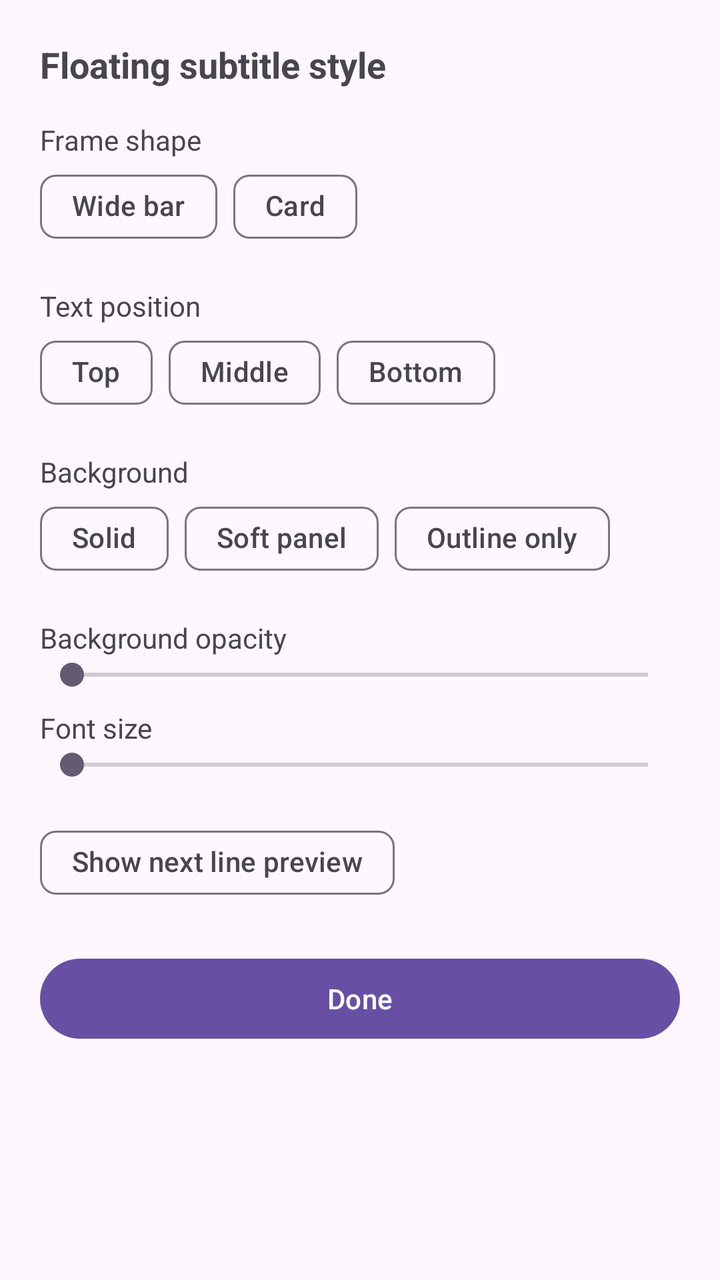
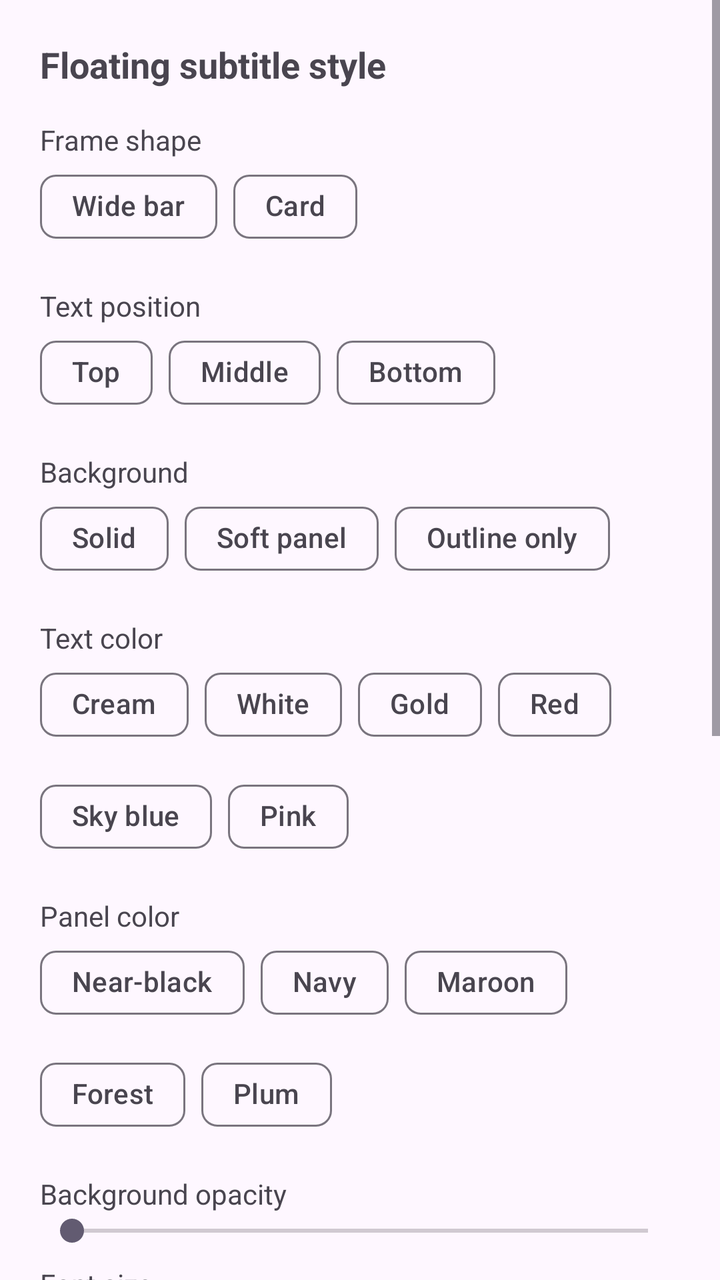

Compare the two renders of this Android layout. The source of the first and the diff that turns it into the second are given below.
<!-- AndroidManifest.xml: application theme Theme.SubtitleCompanion -->
<!-- res/layout/sheet_settings.xml -->
<?xml version="1.0" encoding="utf-8"?>
<LinearLayout xmlns:android="http://schemas.android.com/apk/res/android"
    xmlns:app="http://schemas.android.com/apk/res-auto"
    android:layout_width="match_parent"
    android:layout_height="wrap_content"
    android:orientation="vertical"
    android:padding="20dp">

    <TextView
        android:layout_width="wrap_content"
        android:layout_height="wrap_content"
        android:text="Floating subtitle style"
        android:textSize="18sp"
        android:textStyle="bold" />

    <TextView
        android:layout_width="wrap_content"
        android:layout_height="wrap_content"
        android:layout_marginTop="16dp"
        android:text="Frame shape" />

    <com.google.android.material.chip.ChipGroup
        android:id="@+id/shapeGroup"
        android:layout_width="wrap_content"
        android:layout_height="wrap_content"
        app:singleSelection="true">

        <com.google.android.material.chip.Chip
            android:id="@+id/shapeBar"
            style="@style/Widget.Material3.Chip.Filter"
            android:layout_width="wrap_content"
            android:layout_height="wrap_content"
            android:tag="bar"
            android:text="Wide bar" />

        <com.google.android.material.chip.Chip
            android:id="@+id/shapeCard"
            style="@style/Widget.Material3.Chip.Filter"
            android:layout_width="wrap_content"
            android:layout_height="wrap_content"
            android:tag="card"
            android:text="Card" />
    </com.google.android.material.chip.ChipGroup>

    <TextView
        android:layout_width="wrap_content"
        android:layout_height="wrap_content"
        android:layout_marginTop="16dp"
        android:text="Text position" />

    <com.google.android.material.chip.ChipGroup
        android:id="@+id/posGroup"
        android:layout_width="wrap_content"
        android:layout_height="wrap_content"
        app:singleSelection="true">

        <com.google.android.material.chip.Chip
            android:id="@+id/posTop"
            style="@style/Widget.Material3.Chip.Filter"
            android:layout_width="wrap_content"
            android:layout_height="wrap_content"
            android:tag="top"
            android:text="Top" />

        <com.google.android.material.chip.Chip
            android:id="@+id/posMiddle"
            style="@style/Widget.Material3.Chip.Filter"
            android:layout_width="wrap_content"
            android:layout_height="wrap_content"
            android:tag="middle"
            android:text="Middle" />

        <com.google.android.material.chip.Chip
            android:id="@+id/posBottom"
            style="@style/Widget.Material3.Chip.Filter"
            android:layout_width="wrap_content"
            android:layout_height="wrap_content"
            android:tag="bottom"
            android:text="Bottom" />
    </com.google.android.material.chip.ChipGroup>

    <TextView
        android:layout_width="wrap_content"
        android:layout_height="wrap_content"
        android:layout_marginTop="16dp"
        android:text="Background" />

    <com.google.android.material.chip.ChipGroup
        android:id="@+id/bgGroup"
        android:layout_width="wrap_content"
        android:layout_height="wrap_content"
        app:singleSelection="true">

        <com.google.android.material.chip.Chip
            android:id="@+id/bgSolid"
            style="@style/Widget.Material3.Chip.Filter"
            android:layout_width="wrap_content"
            android:layout_height="wrap_content"
            android:tag="solid"
            android:text="Solid" />

        <com.google.android.material.chip.Chip
            android:id="@+id/bgSoft"
            style="@style/Widget.Material3.Chip.Filter"
            android:layout_width="wrap_content"
            android:layout_height="wrap_content"
            android:tag="soft"
            android:text="Soft panel" />

        <com.google.android.material.chip.Chip
            android:id="@+id/bgOutline"
            style="@style/Widget.Material3.Chip.Filter"
            android:layout_width="wrap_content"
            android:layout_height="wrap_content"
            android:tag="outline"
            android:text="Outline only" />
    </com.google.android.material.chip.ChipGroup>

    <TextView
        android:layout_width="wrap_content"
        android:layout_height="wrap_content"
        android:layout_marginTop="16dp"
        android:text="Background opacity" />

    <SeekBar
        android:id="@+id/opacitySeek"
        android:layout_width="match_parent"
        android:layout_height="wrap_content"
        android:max="100" />

    <TextView
        android:layout_width="wrap_content"
        android:layout_height="wrap_content"
        android:layout_marginTop="8dp"
        android:text="Font size" />

    <SeekBar
        android:id="@+id/fontSeek"
        android:layout_width="match_parent"
        android:layout_height="wrap_content"
        android:max="60" />

    <com.google.android.material.chip.Chip
        android:id="@+id/nextToggle"
        style="@style/Widget.Material3.Chip.Filter"
        android:layout_width="wrap_content"
        android:layout_height="wrap_content"
        android:layout_marginTop="16dp"
        android:checkable="true"
        android:text="Show next line preview" />

    <com.google.android.material.button.MaterialButton
        android:id="@+id/closeSheet"
        android:layout_width="match_parent"
        android:layout_height="wrap_content"
        android:layout_marginTop="20dp"
        android:text="Done" />

</LinearLayout>
<!-- resources referenced by this layout -->
<resources>
  <style name="Theme.SubtitleCompanion" parent="Theme.Material3.DayNight.NoActionBar" />
</resources>

<!-- the commit's change to res/layout/sheet_settings.xml (unified diff, before → after) -->
@@ -1,6 +1,10 @@
 <?xml version="1.0" encoding="utf-8"?>
-<LinearLayout xmlns:android="http://schemas.android.com/apk/res/android"
+<ScrollView xmlns:android="http://schemas.android.com/apk/res/android"
     xmlns:app="http://schemas.android.com/apk/res-auto"
+    android:layout_width="match_parent"
+    android:layout_height="match_parent">
+
+<LinearLayout
     android:layout_width="match_parent"
     android:layout_height="wrap_content"
     android:orientation="vertical"
@@ -120,6 +124,120 @@
         android:layout_width="wrap_content"
         android:layout_height="wrap_content"
         android:layout_marginTop="16dp"
+        android:text="Text color" />
+
+    <com.google.android.material.chip.ChipGroup
+        android:id="@+id/textColorGroup"
+        android:layout_width="wrap_content"
+        android:layout_height="wrap_content"
+        app:singleSelection="true">
+
+        <com.google.android.material.chip.Chip
+            android:id="@+id/tcCream"
+            style="@style/Widget.Material3.Chip.Filter"
+            android:layout_width="wrap_content"
+            android:layout_height="wrap_content"
+            android:tag="#F2EDE2"
+            android:text="Cream" />
+
+        <com.google.android.material.chip.Chip
+            android:id="@+id/tcWhite"
+            style="@style/Widget.Material3.Chip.Filter"
+            android:layout_width="wrap_content"
+            android:layout_height="wrap_content"
+            android:tag="#FFFFFF"
+            android:text="White" />
+
+        <com.google.android.material.chip.Chip
+            android:id="@+id/tcGold"
+            style="@style/Widget.Material3.Chip.Filter"
+            android:layout_width="wrap_content"
+            android:layout_height="wrap_content"
+            android:tag="#D4A24C"
+            android:text="Gold" />
+
+        <com.google.android.material.chip.Chip
+            android:id="@+id/tcRed"
+            style="@style/Widget.Material3.Chip.Filter"
+            android:layout_width="wrap_content"
+            android:layout_height="wrap_content"
+            android:tag="#E4574C"
+            android:text="Red" />
+
+        <com.google.android.material.chip.Chip
+            android:id="@+id/tcSky"
+            style="@style/Widget.Material3.Chip.Filter"
+            android:layout_width="wrap_content"
+            android:layout_height="wrap_content"
+            android:tag="#7EC8E3"
+            android:text="Sky blue" />
+
+        <com.google.android.material.chip.Chip
+            android:id="@+id/tcPink"
+            style="@style/Widget.Material3.Chip.Filter"
+            android:layout_width="wrap_content"
+            android:layout_height="wrap_content"
+            android:tag="#E39BC0"
+            android:text="Pink" />
+    </com.google.android.material.chip.ChipGroup>
+
+    <TextView
+        android:layout_width="wrap_content"
+        android:layout_height="wrap_content"
+        android:layout_marginTop="16dp"
+        android:text="Panel color" />
+
+    <com.google.android.material.chip.ChipGroup
+        android:id="@+id/panelColorGroup"
+        android:layout_width="wrap_content"
+        android:layout_height="wrap_content"
+        app:singleSelection="true">
+
+        <com.google.android.material.chip.Chip
+            android:id="@+id/pcBlack"
+            style="@style/Widget.Material3.Chip.Filter"
+            android:layout_width="wrap_content"
+            android:layout_height="wrap_content"
+            android:tag="#0B0E13"
+            android:text="Near-black" />
+
+        <com.google.android.material.chip.Chip
+            android:id="@+id/pcNavy"
+            style="@style/Widget.Material3.Chip.Filter"
+            android:layout_width="wrap_content"
+            android:layout_height="wrap_content"
+            android:tag="#10203A"
+            android:text="Navy" />
+
+        <com.google.android.material.chip.Chip
+            android:id="@+id/pcMaroon"
+            style="@style/Widget.Material3.Chip.Filter"
+            android:layout_width="wrap_content"
+            android:layout_height="wrap_content"
+            android:tag="#3A1016"
+            android:text="Maroon" />
+
+        <com.google.android.material.chip.Chip
+            android:id="@+id/pcForest"
+            style="@style/Widget.Material3.Chip.Filter"
+            android:layout_width="wrap_content"
+            android:layout_height="wrap_content"
+            android:tag="#10241A"
+            android:text="Forest" />
+
+        <com.google.android.material.chip.Chip
+            android:id="@+id/pcPlum"
+            style="@style/Widget.Material3.Chip.Filter"
+            android:layout_width="wrap_content"
+            android:layout_height="wrap_content"
+            android:tag="#241030"
+            android:text="Plum" />
+    </com.google.android.material.chip.ChipGroup>
+
+    <TextView
+        android:layout_width="wrap_content"
+        android:layout_height="wrap_content"
+        android:layout_marginTop="16dp"
         android:text="Background opacity" />
 
     <SeekBar
@@ -149,6 +267,58 @@
         android:checkable="true"
         android:text="Show next line preview" />
 
+    <com.google.android.material.chip.Chip
+        android:id="@+id/boldToggle"
+        style="@style/Widget.Material3.Chip.Filter"
+        android:layout_width="wrap_content"
+        android:layout_height="wrap_content"
+        android:layout_marginTop="8dp"
+        android:checkable="true"
+        android:text="Bold text" />
+
+    <TextView
+        android:layout_width="wrap_content"
+        android:layout_height="wrap_content"
+        android:layout_marginTop="16dp"
+        android:text="Pinch the floating window with two fingers to resize text/panel live. Current zoom:" />
+
+    <TextView
+        android:id="@+id/scaleValueText"
+        android:layout_width="wrap_content"
+        android:layout_height="wrap_content"
+        android:textColor="#D4A24C" />
+
+    <com.google.android.material.button.MaterialButton
+        android:id="@+id/resetScaleButton"
+        style="@style/Widget.Material3.Button.TextButton"
+        android:layout_width="wrap_content"
+        android:layout_height="wrap_content"
+        android:text="Reset zoom to 100%" />
+
+    <View
+        android:layout_width="match_parent"
+        android:layout_height="1dp"
+        android:layout_marginTop="16dp"
+        android:background="#232C37" />
+
+    <TextView
+        android:layout_width="wrap_content"
+        android:layout_height="wrap_content"
+        android:layout_marginTop="16dp"
+        android:text="Support link (optional, e.g. your Patreon URL)" />
+
+    <com.google.android.material.textfield.TextInputLayout
+        android:layout_width="match_parent"
+        android:layout_height="wrap_content"
+        android:layout_marginTop="4dp"
+        android:hint="https://patreon.com/...">
+
+        <com.google.android.material.textfield.TextInputEditText
+            android:id="@+id/supportLinkInput"
+            android:layout_width="match_parent"
+            android:layout_height="wrap_content" />
+    </com.google.android.material.textfield.TextInputLayout>
+
     <com.google.android.material.button.MaterialButton
         android:id="@+id/closeSheet"
         android:layout_width="match_parent"
@@ -157,3 +327,4 @@
         android:text="Done" />
 
 </LinearLayout>
+</ScrollView>
